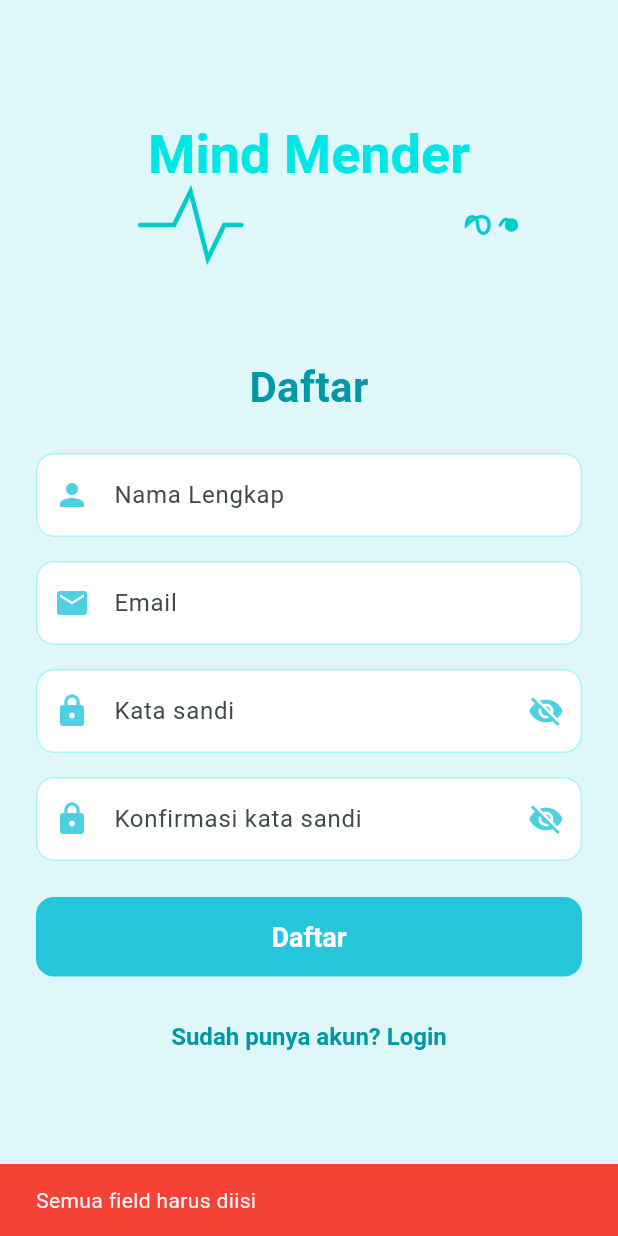
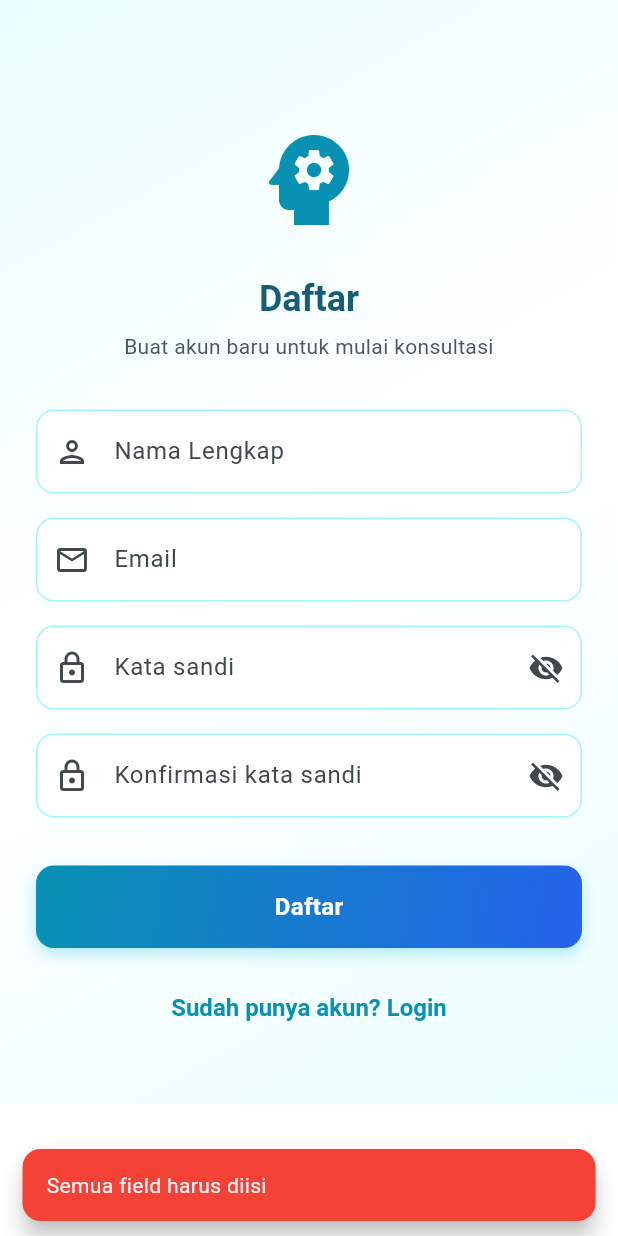
Before and after one commit to KyyStacy/consult-reedcode-mobile, a Flutter app: the RegisterView screen opened directly, after a tap on "Daftar", on a phone screen of 412 x 824 dp. Run offline on Flutter 3.47's test engine with Material 3 defaults, Android fonts, the light colour scheme and no system bars; our stand-ins replace get, image_picker, logger, shared_preferences, webview_flutter; missing offline and left inert: midtrans_sdk; accounts and stored records are empty; network calls fail.

Commit message:
feat: redesign register page and add dashboard screenshot

```diff
--- a/lib/Views/auth/login.dart
+++ b/lib/Views/auth/login.dart
@@ -73,7 +73,7 @@ class _LoginViewState extends State<LoginView> {
               children: [
                 const SizedBox(height: 40),
                 // Icon dan Title
-                Icon(
+                const Icon(
                   Icons.psychology,
                   size: 80,
                   color: AppTheme.primaryCyanDark,
--- a/lib/Views/auth/register.dart
+++ b/lib/Views/auth/register.dart
@@ -1,7 +1,7 @@
 import 'package:flutter/material.dart';
-import 'package:flutter_svg/flutter_svg.dart';
 import '../home.dart';
 import '../../services/auth_service.dart';
+import '../../theme/app_theme.dart';
 
 class RegisterView extends StatefulWidget {
   const RegisterView({super.key});
@@ -36,9 +36,13 @@ class _RegisterViewState extends State<RegisterView> {
         _passwordController.text.isEmpty ||
         _confirmPasswordController.text.isEmpty) {
       ScaffoldMessenger.of(context).showSnackBar(
-        const SnackBar(
-          content: Text('Semua field harus diisi'),
-          backgroundColor: Colors.red,
+        SnackBar(
+          content: const Text('Semua field harus diisi'),
+          backgroundColor: Theme.of(context).colorScheme.error,
+          behavior: SnackBarBehavior.floating,
+          shape: RoundedRectangleBorder(
+            borderRadius: BorderRadius.circular(12),
+          ),
         ),
       );
       return;
@@ -46,9 +50,13 @@ class _RegisterViewState extends State<RegisterView> {
 
     if (_passwordController.text != _confirmPasswordController.text) {
       ScaffoldMessenger.of(context).showSnackBar(
-        const SnackBar(
-          content: Text('Password dan konfirmasi password tidak cocok'),
-          backgroundColor: Colors.red,
+        SnackBar(
+          content: const Text('Password dan konfirmasi password tidak cocok'),
+          backgroundColor: Theme.of(context).colorScheme.error,
+          behavior: SnackBarBehavior.floating,
+          shape: RoundedRectangleBorder(
+            borderRadius: BorderRadius.circular(12),
+          ),
         ),
       );
       return;
@@ -82,7 +90,11 @@ class _RegisterViewState extends State<RegisterView> {
       ScaffoldMessenger.of(context).showSnackBar(
         SnackBar(
           content: Text(result['message']),
-          backgroundColor: Colors.red,
+          backgroundColor: Theme.of(context).colorScheme.error,
+          behavior: SnackBarBehavior.floating,
+          shape: RoundedRectangleBorder(
+            borderRadius: BorderRadius.circular(12),
+          ),
         ),
       );
     }
@@ -91,70 +103,52 @@ class _RegisterViewState extends State<RegisterView> {
   @override
   Widget build(BuildContext context) {
     return Scaffold(
-      backgroundColor: Colors.cyan[50],
-      body: SafeArea(
+      body: Container(
+        decoration: const BoxDecoration(
+          gradient: AppTheme.backgroundGradient,
+        ),
+        child: SafeArea(
           child: SingleChildScrollView(
             padding: const EdgeInsets.symmetric(horizontal: 24.0, vertical: 40.0),
             child: Column(
               crossAxisAlignment: CrossAxisAlignment.stretch,
               children: [
-              SvgPicture.string(
-                '''
-                <svg xmlns="http://www.w3.org/2000/svg" viewBox="0 0 600 300">
-                    <defs>
-                      <linearGradient id="cyanGradient" x1="0%" y1="0%" x2="100%" y2="0%">
-                        <stop offset="0%" style="stop-color:#00CCCC;stop-opacity:1" />
-                        <stop offset="100%" style="stop-color:#00FFFF;stop-opacity:1" />
-                      </linearGradient>
-                    </defs>
-                    <text x="300" y="150" font-family="Arial, sans-serif" font-size="72" font-weight="bold" fill="url(#cyanGradient)" text-anchor="middle" dominant-baseline="middle">Mind Mender</text>
-                    <path d="M75,220 L120,220 L142,175 L165,265 L187,220 L210,220" fill="none" stroke="#00CCCC" stroke-width="6" stroke-linecap="round"/>
-                    <path d="M510,220 C525,205 540,205 540,220 C540,235 525,235 525,220 C525,205 510,205 510,220 Z" fill="none" stroke="#00CCCC" stroke-width="4.5"/>
-                    <circle cx="570" cy="220" r="9" fill="#00CCCC"/>
-                    <path d="M555,220 Q562.5,205 570,220" fill="none" stroke="#00CCCC" stroke-width="4.5" stroke-linecap="round"/>
-                </svg>
-                ''',
-                height: 150,
+                const SizedBox(height: 40),
+                // Icon dan Title
+                const Icon(
+                  Icons.psychology,
+                  size: 80,
+                  color: AppTheme.primaryCyanDark,
                 ),
-              const SizedBox(height: 48),
+                const SizedBox(height: 24),
                 Text(
                   'Daftar',
-                style: TextStyle(
-                  fontSize: 28,
-                  fontWeight: FontWeight.bold,
-                  color: Colors.cyan[700],
+                  style: Theme.of(context).textTheme.displaySmall?.copyWith(
+                    color: AppTheme.textCyan800,
                   ),
                   textAlign: TextAlign.center,
                 ),
-              const SizedBox(height: 24),
+                const SizedBox(height: 8),
+                Text(
+                  'Buat akun baru untuk mulai konsultasi',
+                  style: Theme.of(context).textTheme.bodyMedium,
+                  textAlign: TextAlign.center,
+                ),
+                const SizedBox(height: 32),
                 TextField(
                   controller: _nameController,
-                decoration: InputDecoration(
+                  decoration: const InputDecoration(
                     labelText: 'Nama Lengkap',
-                  prefixIcon: Icon(Icons.person, color: Colors.cyan[300]),
-                  border: OutlineInputBorder(
-                    borderRadius: BorderRadius.circular(12),
-                  ),
-                  focusedBorder: OutlineInputBorder(
-                    borderRadius: BorderRadius.circular(12),
-                    borderSide: BorderSide(color: Colors.cyan[300]!),
-                  ),
+                    prefixIcon: Icon(Icons.person_outlined),
                   ),
                 ),
                 const SizedBox(height: 16),
                 TextField(
                   controller: _emailController,
                   keyboardType: TextInputType.emailAddress,
-                decoration: InputDecoration(
+                  decoration: const InputDecoration(
                     labelText: 'Email',
-                  prefixIcon: Icon(Icons.email, color: Colors.cyan[300]),
-                  border: OutlineInputBorder(
-                    borderRadius: BorderRadius.circular(12),
-                  ),
-                  focusedBorder: OutlineInputBorder(
-                    borderRadius: BorderRadius.circular(12),
-                    borderSide: BorderSide(color: Colors.cyan[300]!),
-                  ),
+                    prefixIcon: Icon(Icons.email_outlined),
                   ),
                 ),
                 const SizedBox(height: 16),
@@ -163,26 +157,18 @@ class _RegisterViewState extends State<RegisterView> {
                   obscureText: _obscurePassword,
                   decoration: InputDecoration(
                     labelText: 'Kata sandi',
-                  prefixIcon: Icon(Icons.lock, color: Colors.cyan[300]),
+                    prefixIcon: const Icon(Icons.lock_outlined),
                     suffixIcon: IconButton(
                       icon: Icon(
                         _obscurePassword
                             ? Icons.visibility_off
                             : Icons.visibility,
-                      color: Colors.cyan[300],
                       ),
                       onPressed: () {
                         setState(() {
                           _obscurePassword = !_obscurePassword;
                         });
                       },
-                  ),
-                  border: OutlineInputBorder(
-                    borderRadius: BorderRadius.circular(12),
-                  ),
-                  focusedBorder: OutlineInputBorder(
-                    borderRadius: BorderRadius.circular(12),
-                    borderSide: BorderSide(color: Colors.cyan[300]!),
                     ),
                   ),
                 ),
@@ -192,13 +178,12 @@ class _RegisterViewState extends State<RegisterView> {
                   obscureText: _obscureConfirmPassword,
                   decoration: InputDecoration(
                     labelText: 'Konfirmasi kata sandi',
-                  prefixIcon: Icon(Icons.lock, color: Colors.cyan[300]),
+                    prefixIcon: const Icon(Icons.lock_outlined),
                     suffixIcon: IconButton(
                       icon: Icon(
                         _obscureConfirmPassword
                             ? Icons.visibility_off
                             : Icons.visibility,
-                      color: Colors.cyan[300],
                       ),
                       onPressed: () {
                         setState(() {
@@ -206,38 +191,19 @@ class _RegisterViewState extends State<RegisterView> {
                         });
                       },
                     ),
-                  border: OutlineInputBorder(
-                    borderRadius: BorderRadius.circular(12),
-                  ),
-                  focusedBorder: OutlineInputBorder(
-                    borderRadius: BorderRadius.circular(12),
-                    borderSide: BorderSide(color: Colors.cyan[300]!),
                   ),
                 ),
+                const SizedBox(height: 32),
+                AppTheme.gradientButton(
+                  text: 'Daftar',
+                  onPressed: _isLoading ? () {} : _register,
+                  padding: const EdgeInsets.symmetric(vertical: 16),
                 ),
-              const SizedBox(height: 24),
-              ElevatedButton(
-                onPressed: _isLoading ? null : _register,
-                style: ElevatedButton.styleFrom(
-                  backgroundColor: Colors.cyan[400],
-                  padding: const EdgeInsets.symmetric(vertical: 16),
-                  shape: RoundedRectangleBorder(
-                    borderRadius: BorderRadius.circular(12),
-                  ),
-                ),
-                child: _isLoading
-                    ? const SizedBox(
-                        height: 20,
-                        width: 20,
-                        child: CircularProgressIndicator(
-                          strokeWidth: 2,
-                          valueColor:
-                              AlwaysStoppedAnimation<Color>(Colors.white),
-                        ),
-                      )
-                    : const Text(
-                        'Daftar',
-                        style: TextStyle(fontSize: 18, color: Colors.white),
+                if (_isLoading)
+                  const Padding(
+                    padding: EdgeInsets.only(top: 16),
+                    child: Center(
+                      child: CircularProgressIndicator(),
                     ),
                   ),
                 const SizedBox(height: 16),
@@ -245,12 +211,10 @@ class _RegisterViewState extends State<RegisterView> {
                   onPressed: () {
                     Navigator.of(context).pop();
                   },
-                child: Text(
-                  'Sudah punya akun? Login',
-                  style: TextStyle(color: Colors.cyan[700]),
-                ),
+                  child: const Text('Sudah punya akun? Login'),
                 ),
               ],
+            ),
           ),
         ),
       ),
--- a/lib/Views/home.dart
+++ b/lib/Views/home.dart
@@ -109,7 +109,7 @@ class _HomeViewState extends State<HomeView> {
   Widget build(BuildContext context) {
     return Scaffold(
       appBar: AppBar(
-        title: const Text('Mind Mender',
+        title: const Text('Consult by Reed Code',
             style: TextStyle(
                 color: Color(0xFF0097A7), fontWeight: FontWeight.bold)),
         backgroundColor: Colors.white,
--- a/lib/main.dart
+++ b/lib/main.dart
@@ -65,7 +65,7 @@ class _SplashScreenState extends State<SplashScreen> {
           child: Column(
             mainAxisAlignment: MainAxisAlignment.center,
             children: [
-              Icon(
+              const Icon(
                 Icons.psychology,
                 size: 80,
                 color: AppTheme.primaryCyanDark,
```
Also changed, not shown: assets/images/dashboard.png (added), assets/svg/logo.svg, 1 other file. Lines whose indentation alone changed are shown as unchanged.
